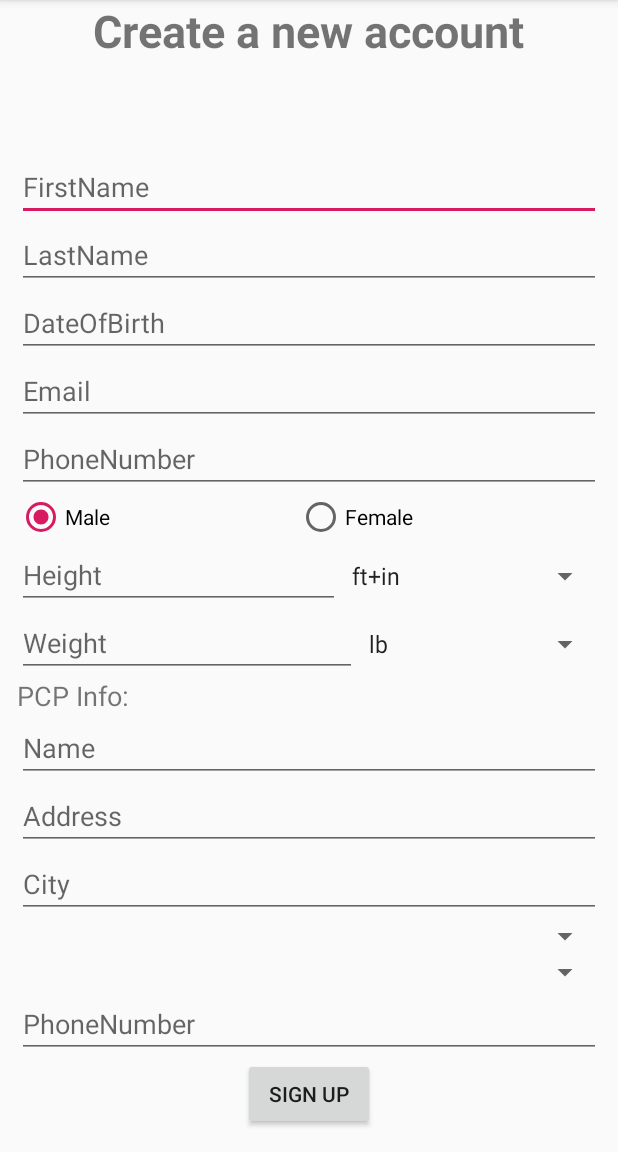
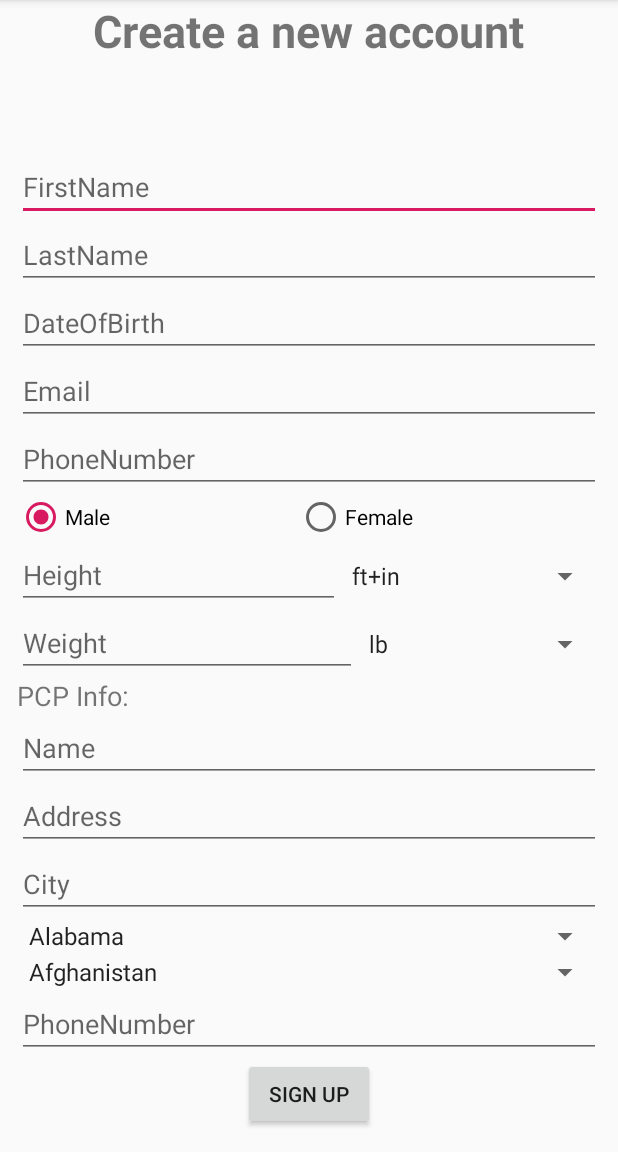
Before and after one commit to deepikanathan/trackmyhealth, an Android app: the SignUpActivity screen opened directly, with no data from a screen before it, on a phone screen of 412 x 824 dp, the part 84-1236 px from its top. Run offline under Robolectric (Android 15) with nearby library versions, the phone set to English and light mode, and no system bars.

Commit message:
added code to populate State and Country spinner

```diff
--- a/app/src/main/java/com/udacity/capstone/trackmyhealth/ui/SignUpActivity.java
+++ b/app/src/main/java/com/udacity/capstone/trackmyhealth/ui/SignUpActivity.java
@@ -11,6 +11,10 @@ import androidx.annotation.Nullable;
 import androidx.appcompat.app.AppCompatActivity;
 
 import com.udacity.capstone.trackmyhealth.R;
+import com.udacity.capstone.trackmyhealth.utils.PopulateSpinner;
+
+import java.util.ArrayList;
+import java.util.Collections;
 
 public class SignUpActivity extends AppCompatActivity implements AdapterView.OnItemSelectedListener {
     @Override
@@ -19,40 +23,66 @@ public class SignUpActivity extends AppCompatActivity implements AdapterView.OnI
 
         setContentView(R.layout.activity_signup);
 
-        // Spinner element
-        Spinner heightSpinner = (Spinner) findViewById(R.id.height_unit_spinner);
+        Spinner heightSpinner = findViewById(R.id.height_unit_spinner);
+        heightSpinner.setOnItemSelectedListener(this);
+        populateHeightUnits(heightSpinner);
 
-        // Spinner click listener
-        heightSpinner.setOnItemSelectedListener(this);
 
-        // Creating adapter for spinner
+        Spinner weightSpinner = findViewById(R.id.weight_unit_spinner);
+        weightSpinner.setOnItemSelectedListener(this);
+        populateWeightUnits(weightSpinner);
+
+        Spinner stateSpinner = findViewById(R.id.state_sign_up_spinner);
+        stateSpinner.setOnItemSelectedListener(this);
+        populateState(stateSpinner);
+
+        Spinner countrySpinner = findViewById(R.id.country_sign_up_spinner);
+        countrySpinner.setOnItemSelectedListener(this);
+        populateCountry(countrySpinner);
+
+    }
+
+    // Creating adapter for height units spinner
+    private void populateHeightUnits(Spinner heightSpinner) {
 
         ArrayAdapter<CharSequence> heightDataAdapter =  ArrayAdapter.createFromResource(this, R.array.height_units_array, android.R.layout.simple_spinner_item);
-
         // Drop down layout style - list view with radio button
         heightDataAdapter.setDropDownViewResource(android.R.layout.simple_spinner_dropdown_item);
-
         // attaching data adapter to spinner
         heightSpinner.setAdapter(heightDataAdapter);
+    }
+
+    // Creating adapter for weight units spinner
+    private void populateWeightUnits(Spinner weightSpinner) {
+
+        ArrayAdapter<CharSequence> weightDataAdapter =  ArrayAdapter.createFromResource(this, R.array.weight_units_array, android.R.layout.simple_spinner_item);
+        // Drop down layout style - list view with radio button
+        weightDataAdapter.setDropDownViewResource(android.R.layout.simple_spinner_dropdown_item);
+        // attaching data adapter to spinner
+        weightSpinner.setAdapter(weightDataAdapter);
+    }
+
+    private void populateState(Spinner stateSpinner) {
+
+        ArrayList<String> stateList = PopulateSpinner.GetStates();
+        Collections.sort(stateList);
+
+        ArrayAdapter<String> stateAdapter =  new ArrayAdapter<String>(this, android.R.layout.simple_spinner_item, stateList);
+        stateAdapter.setDropDownViewResource(android.R.layout.simple_spinner_dropdown_item);
+        stateSpinner.setAdapter(stateAdapter);
+    }
+
+    private void populateCountry(Spinner countrySpinner) {
+
+        ArrayList<String> countryList = PopulateSpinner.GetCountry();
+        Collections.sort(countryList);
+
+        ArrayAdapter<String> countryDataAdapter =  new ArrayAdapter<String>(this, android.R.layout.simple_spinner_item, countryList);
+        countryDataAdapter.setDropDownViewResource(android.R.layout.simple_spinner_dropdown_item);
+        countrySpinner.setAdapter(countryDataAdapter);
+    }
 
 
-        // Spinner element
-        Spinner weightSpinner = (Spinner) findViewById(R.id.weight_unit_spinner);
-
-        // Spinner click listener
-        weightSpinner.setOnItemSelectedListener(this);
-
-        // Creating adapter for spinner
-
-        ArrayAdapter<CharSequence> weightDataAdapter =  ArrayAdapter.createFromResource(this, R.array.weight_units_array, android.R.layout.simple_spinner_item);
-
-        // Drop down layout style - list view with radio button
-        weightDataAdapter.setDropDownViewResource(android.R.layout.simple_spinner_dropdown_item);
-
-        // attaching data adapter to spinner
-        weightSpinner.setAdapter(weightDataAdapter);
-
-    }
 
     @Override
     public void onItemSelected(AdapterView<?> parent, View view, int position, long id) {
@@ -60,7 +90,6 @@ public class SignUpActivity extends AppCompatActivity implements AdapterView.OnI
         String item = parent.getItemAtPosition(position).toString();
 
         // Showing selected spinner item
-        Toast.makeText(parent.getContext(), "Selected: " + item, Toast.LENGTH_LONG).show();
     }
     public void onNothingSelected(AdapterView<?> arg0) {
         // TODO Auto-generated method stub
--- /dev/null
+++ b/app/src/main/java/com/udacity/capstone/trackmyhealth/utils/PopulateSpinner.java
@@ -0,0 +1,81 @@
+package com.udacity.capstone.trackmyhealth.utils;
+
+import java.util.ArrayList;
+import java.util.Locale;
+
+
+public class PopulateSpinner {
+
+    public static ArrayList<String> GetCountry() {
+
+        Locale[] locales = Locale.getAvailableLocales();
+        ArrayList<String> countries = new ArrayList<String>();
+        for (Locale locale : locales) {
+            String country = locale.getDisplayCountry();
+            if (country.trim().length() > 0 && !countries.contains(country)) {
+                countries.add(country);
+            }
+        }
+        return countries;
+    }
+
+    public static ArrayList<String> GetStates() {
+
+        int stateCount = 0;
+        ArrayList<String> stateNames = new ArrayList<String>();
+        stateNames.add("None");
+        stateNames.add("Alabama");
+        stateNames.add("Alaska");
+        stateNames.add( "Arizona");
+        stateNames.add( "Arkansas");
+        stateNames.add( "California");
+        stateNames.add( "Colorado");
+        stateNames.add( "Connecticut");
+        stateNames.add( "Delaware");
+        stateNames.add( "Florida");
+        stateNames.add( "Georgia");
+        stateNames.add( "Hawaii");
+        stateNames.add( "Idaho");
+        stateNames.add( "Iowa");
+        stateNames.add( "Illinois");
+        stateNames.add( "Indiana");
+        stateNames.add( "Kansas");
+        stateNames.add( "Kentucky");
+        stateNames.add( "Louisiana");
+        stateNames.add( "Maine");
+        stateNames.add( "Maryland");
+        stateNames.add( "Massachusetts");
+        stateNames.add( "Michigan");
+        stateNames.add( "Minnesota");
+        stateNames.add( "Mississippi");
+        stateNames.add( "Missouri");
+        stateNames.add( "Montana");
+        stateNames.add( "Nebraska");
+        stateNames.add( "Nevada");
+        stateNames.add( "New Hampshire");
+        stateNames.add( "New Jersey");
+        stateNames.add( "New Mexico");
+        stateNames.add( "New York");
+        stateNames.add( "North Carolina");
+        stateNames.add( "North Dakota");
+        stateNames.add( "Ohio");
+        stateNames.add( "Oklahoma");
+        stateNames.add( "Oregon");
+        stateNames.add( "Pennsylvania");
+        stateNames.add( "Rhode Island");
+        stateNames.add( "South Carolina");
+        stateNames.add( "South Dakota");
+        stateNames.add( "Tennessee");
+        stateNames.add( "Texas");
+        stateNames.add( "Utah");
+        stateNames.add( "Vermont");
+        stateNames.add( "Virginia");
+        stateNames.add( "Washington");
+        stateNames.add( "Washington DC");
+        stateNames.add( "West Virgina");
+        stateNames.add( "Wisconsin");
+        stateNames.add( "Wyoming");
+
+        return stateNames;
+    }
+}
--- a/app/src/main/res/layout/activity_signup.xml
+++ b/app/src/main/res/layout/activity_signup.xml
@@ -46,7 +46,8 @@
                 android:layout_height="wrap_content"
                 android:inputType="text"
                 android:autofillHints="@string/last_name_sign_up"
-                android:hint="@string/last_name_sign_up" />
+                android:hint="@string/last_name_sign_up"
+                />
 
             <EditText
                 android:id="@+id/dobEditText"
@@ -169,17 +170,23 @@
                     android:inputType="text"
                     android:hint="@string/pcp_city_sign_up"
                     android:autofillHints="@string/pcp_city_sign_up" />
+
                 <Spinner
+                    android:id="@+id/state_sign_up_spinner"
                     android:layout_width="match_parent"
                     android:layout_height="wrap_content"
-                    android:id="@+id/pcpState"/>
+                    android:layout_weight="1"
+                    android:hint="@string/pcp_state_sign_up"
+                    android:spinnerMode="dialog" />
+
                 <Spinner
-                    android:layout_height="0dp"
+                    android:id="@+id/country_sign_up_spinner"
                     android:layout_width="match_parent"
+                    android:layout_height="wrap_content"
+                    android:layout_weight="1"
+
                     android:hint="@string/pcp_country_sign_up"
-                    android:id="@+id/country_sign_up_spinner"
-                    android:layout_weight="1"/>
-
+                    android:spinnerMode="dialog" />
                 <EditText
                     android:id="@+id/pcpPhoneEditText"
                     android:layout_width="match_parent"
@@ -197,7 +204,6 @@
                 android:contentDescription="@string/add_account_sign_up"
                 android:text="@string/add_account_sign_up"/>
 
-
         </LinearLayout>
 
     </ScrollView>
```
